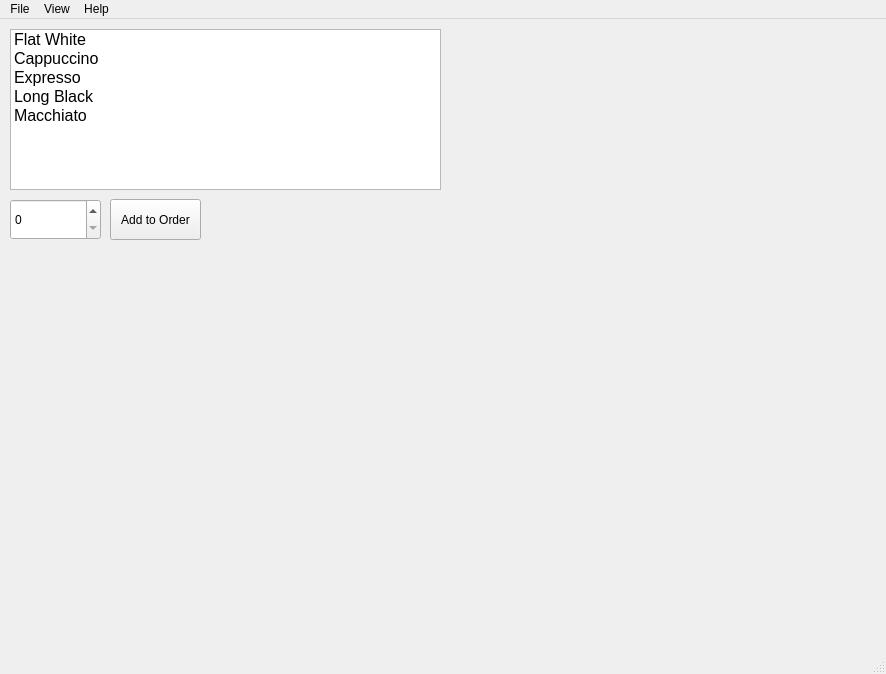
The window that qtc-part2/mainwindow.ui (moylty/DejaBrewPOS) describes before a commit, drawn with Qt 5.
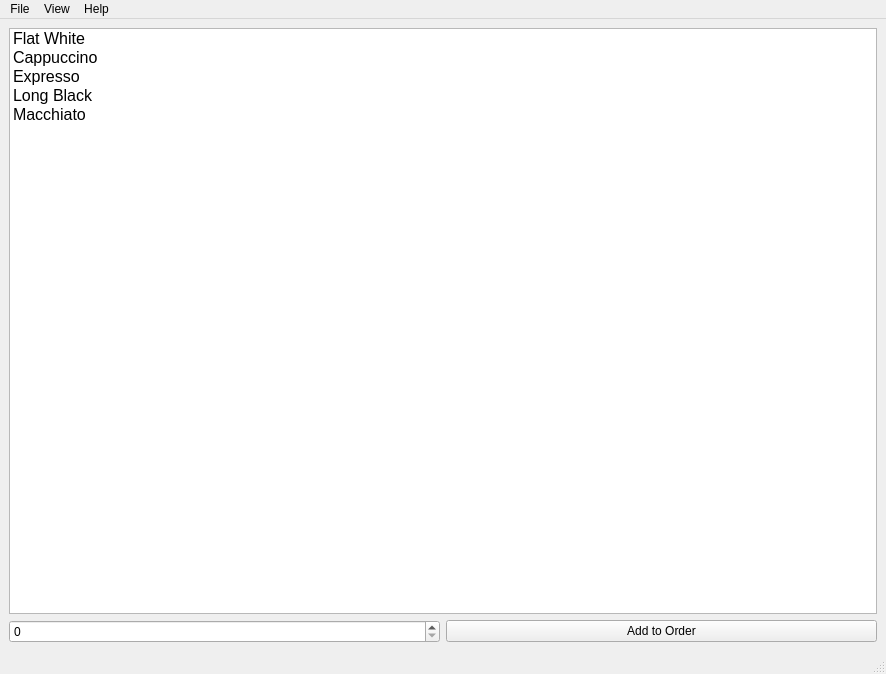
The same window after the commit.

Commit message: Enabled content scaling

Diff of the .ui file:
```diff
--- a/qtc-part2/mainwindow.ui
+++ b/qtc-part2/mainwindow.ui
@@ -20,15 +20,9 @@
    <string>MainWindow</string>
   </property>
   <widget class="QWidget" name="centralwidget">
+   <layout class="QGridLayout" name="gridLayout">
+    <item row="0" column="0" colspan="2">
    <widget class="QListWidget" name="menuList">
-    <property name="geometry">
-     <rect>
-      <x>10</x>
-      <y>10</y>
-      <width>431</width>
-      <height>161</height>
-     </rect>
-    </property>
     <property name="font">
      <font>
       <pointsize>12</pointsize>
@@ -60,29 +54,18 @@
      </property>
     </item>
    </widget>
-   <widget class="QSpinBox" name="orderQuantity">
-    <property name="geometry">
-     <rect>
-      <x>10</x>
-      <y>180</y>
-      <width>91</width>
-      <height>41</height>
-     </rect>
-    </property>
-   </widget>
+    </item>
+    <item row="1" column="0">
+     <widget class="QSpinBox" name="orderQuantity"/>
+    </item>
+    <item row="1" column="1">
    <widget class="QPushButton" name="addOrderButton">
-    <property name="geometry">
-     <rect>
-      <x>110</x>
-      <y>180</y>
-      <width>91</width>
-      <height>41</height>
-     </rect>
-    </property>
     <property name="text">
      <string>Add to Order</string>
     </property>
    </widget>
+    </item>
+   </layout>
   </widget>
   <widget class="QMenuBar" name="menubar">
    <property name="geometry">
```
Lines whose indentation alone changed are shown as unchanged. The commit also changes 2 other files.
